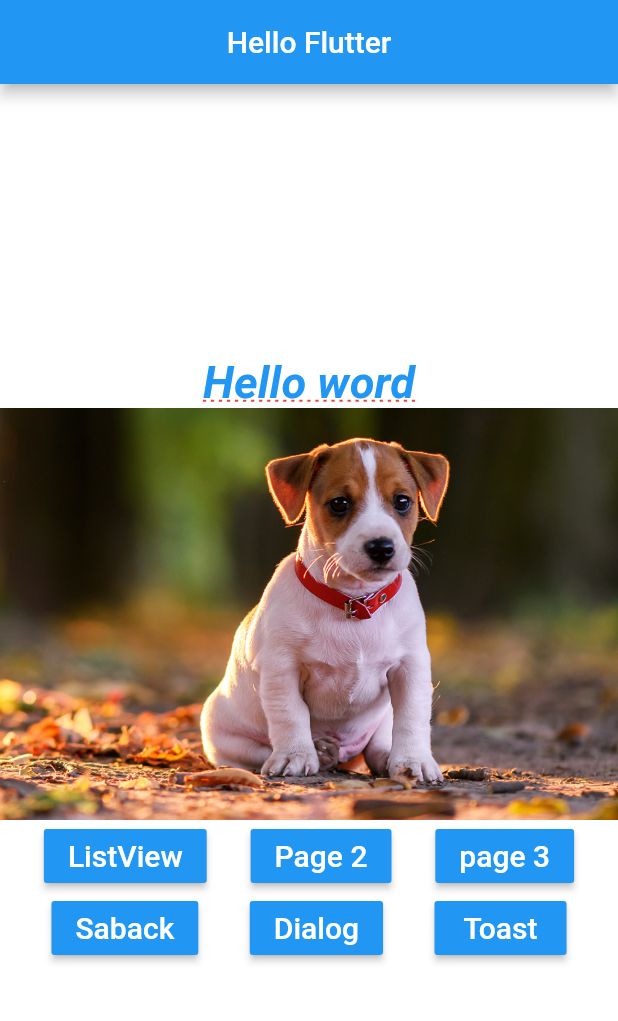
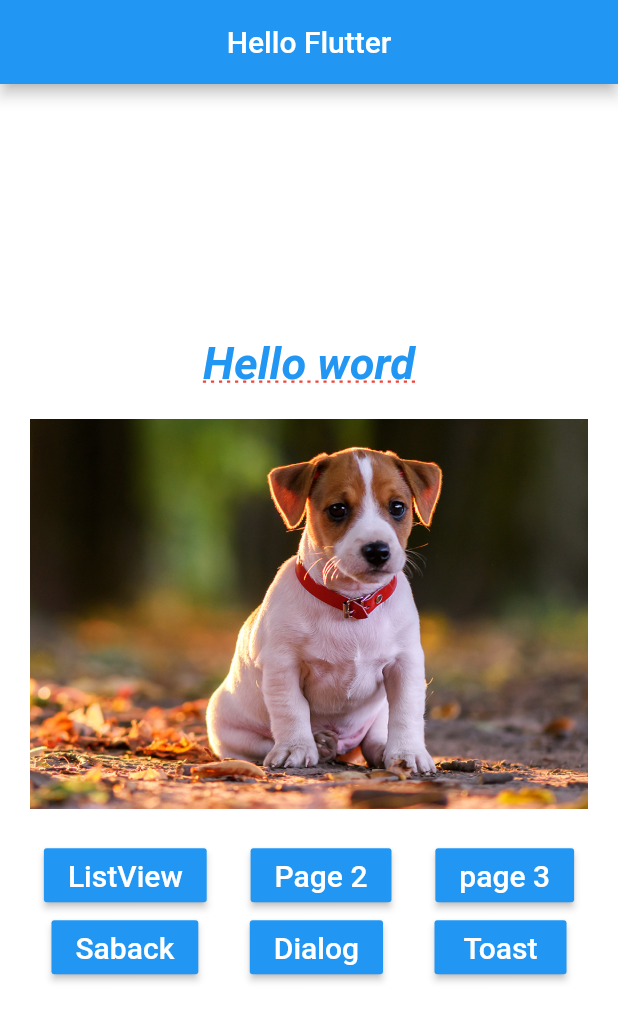
Before and after one commit to alex-girao/flutter_app, a Flutter app: the screen it shows after launch, on a phone screen of 412 x 824 dp. Shown: the top 1021 px of the screen. Run offline on Flutter 3.47's test engine with Material 2 defaults, Android fonts, the phone set to English and light mode, and no system bars.

```diff
--- a/lib/home_page.dart
+++ b/lib/home_page.dart
@@ -21,11 +21,27 @@ class HomePage extends StatelessWidget {
         mainAxisAlignment: MainAxisAlignment.center,
         children: <Widget>[
           _text(),
-          _img(),
+          //_img(),
+          _pageView(),
           _buttons()
         ],
       ),
     );
+  }
+
+  Container _pageView() {
+    return Container(
+          height: 300,
+          child: PageView(
+            children: <Widget>[
+              _img("assets/images/dog1.png"),
+              _img("assets/images/dog2.png"),
+              _img("assets/images/dog3.png"),
+              _img("assets/images/dog4.png"),
+              _img("assets/images/dog5.png"),
+            ],
+          ),
+        );
   }
 
   _buttons() {
@@ -70,10 +86,13 @@ class HomePage extends StatelessWidget {
   }
 
 
-  _img() {
-    return Image.asset(
-      "assets/images/dog1.png",
-      fit: BoxFit.cover,
+  _img(String img) {
+    return Container(
+      margin: EdgeInsets.all(20),
+      child: Image.asset(
+        img,
+        fit: BoxFit.cover,
+      ),
     );
   }
 
```
